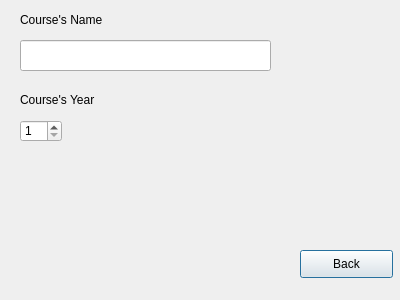
This is src/dialogcreatecourse.ui in MarioFernandes73/FEUP_IART as Qt 5 draws it before an edit. The edited form follows.
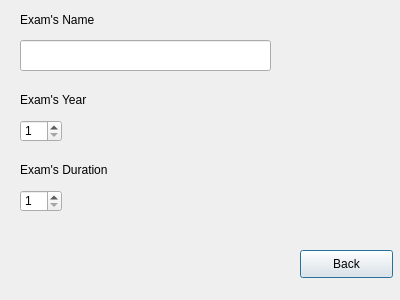
This is the edited form.

The edit to the form file:
```diff
--- a/src/dialogcreatecourse.ui
+++ b/src/dialogcreatecourse.ui
@@ -36,7 +36,7 @@
     </rect>
    </property>
    <property name="text">
-    <string>Course's Name</string>
+    <string>Exam's Name</string>
    </property>
   </widget>
   <widget class="QLabel" name="label_2">
@@ -49,7 +49,7 @@
     </rect>
    </property>
    <property name="text">
-    <string>Course's Year</string>
+    <string>Exam's Year</string>
    </property>
   </widget>
   <widget class="QLineEdit" name="courseName">
@@ -78,6 +78,35 @@
     <number>5</number>
    </property>
   </widget>
+  <widget class="QLabel" name="label_3">
+   <property name="geometry">
+    <rect>
+     <x>20</x>
+     <y>160</y>
+     <width>251</width>
+     <height>20</height>
+    </rect>
+   </property>
+   <property name="text">
+    <string>Exam's Duration</string>
+   </property>
+  </widget>
+  <widget class="QSpinBox" name="spinBox_2">
+   <property name="geometry">
+    <rect>
+     <x>20</x>
+     <y>190</y>
+     <width>42</width>
+     <height>22</height>
+    </rect>
+   </property>
+   <property name="minimum">
+    <number>1</number>
+   </property>
+   <property name="maximum">
+    <number>8</number>
+   </property>
+  </widget>
  </widget>
  <resources/>
  <connections>
```
